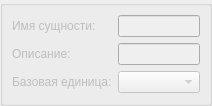
Qt form src/plugins/modeleride/msrentitywidget.ui (rdnvndr/raindrop) before a commit.
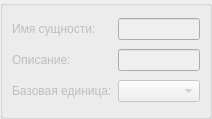
The same form after that commit.

What changed in the file:
```diff
--- a/src/plugins/modeleride/msrentitywidget.ui
+++ b/src/plugins/modeleride/msrentitywidget.ui
@@ -7,7 +7,7 @@
     <x>0</x>
     <y>0</y>
     <width>212</width>
-    <height>106</height>
+    <height>119</height>
    </rect>
   </property>
   <property name="windowTitle">
```
Left out of the diff: 12 changed lines with no effect on the pictures.
